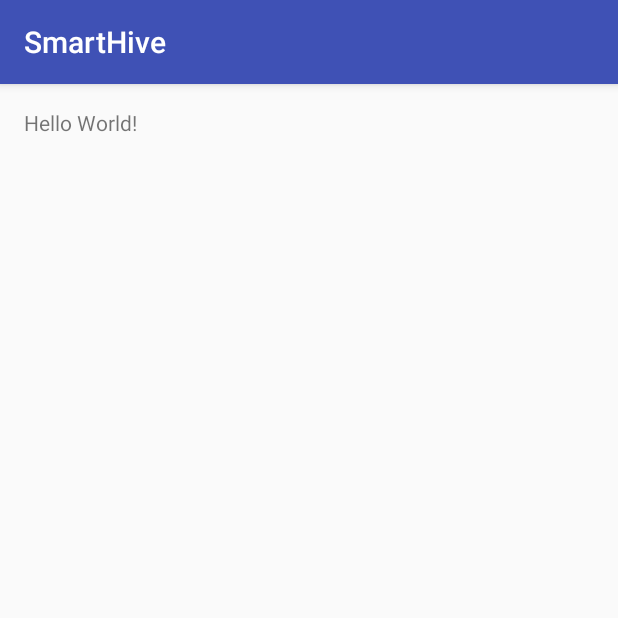
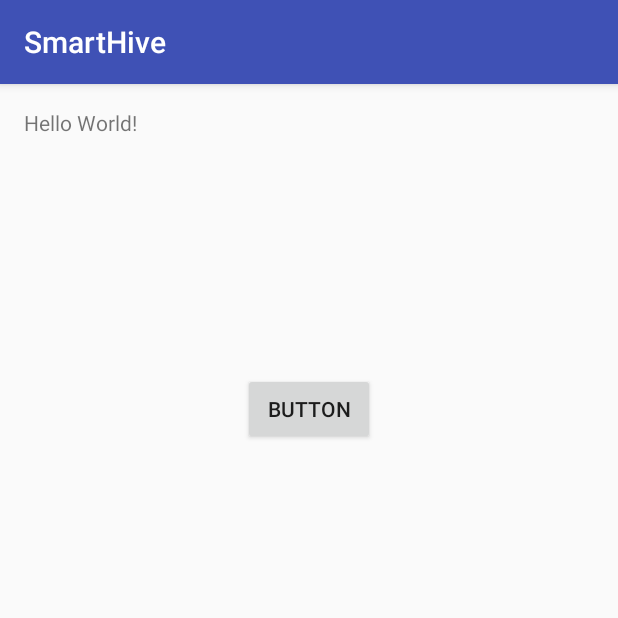
Before and after one commit to pwestman/SmartHive, an Android app: the screen it shows after launch (MainActivity), on a phone screen of 412 x 824 dp, the top half of it. Run offline under Robolectric (Android 15) with nearby library versions, the phone set to English and light mode, and no system bars.

Commit message:
Added a button

```diff
--- a/app/src/main/res/layout/activity_main.xml
+++ b/app/src/main/res/layout/activity_main.xml
@@ -13,5 +13,15 @@
     <TextView
         android:layout_width="wrap_content"
         android:layout_height="wrap_content"
-        android:text="Hello World!" />
+        android:text="Hello World!"
+        android:id="@+id/textView" />
+
+    <Button
+        android:text="@string/test_button"
+        android:layout_width="wrap_content"
+        android:layout_height="wrap_content"
+        android:layout_below="@+id/textView"
+        android:layout_centerHorizontal="true"
+        android:layout_marginTop="157dp"
+        android:id="@+id/button" />
 </RelativeLayout>
--- a/app/src/main/res/values/strings.xml
+++ b/app/src/main/res/values/strings.xml
@@ -1,3 +1,4 @@
 <resources>
     <string name="app_name">SmartHive</string>
+    <string name="test_button">Button</string>
 </resources>
```
